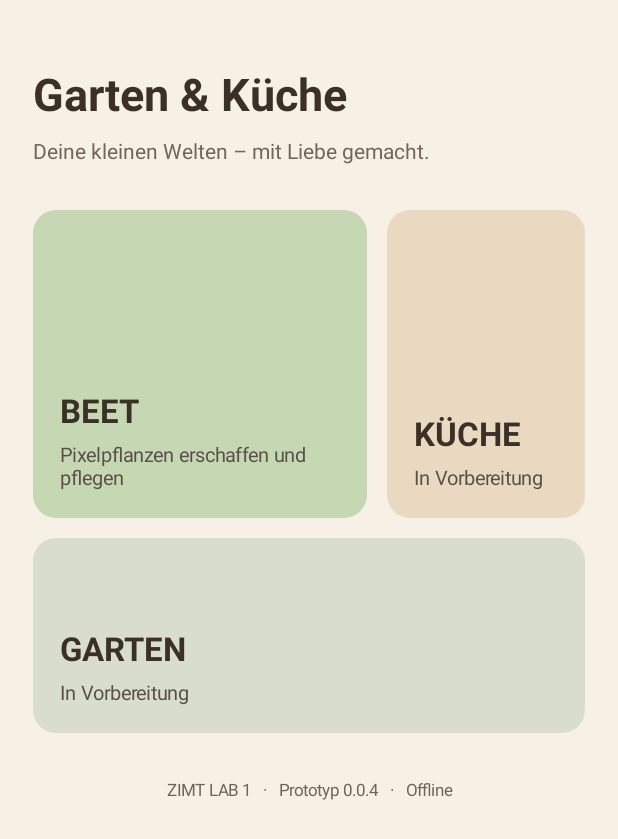
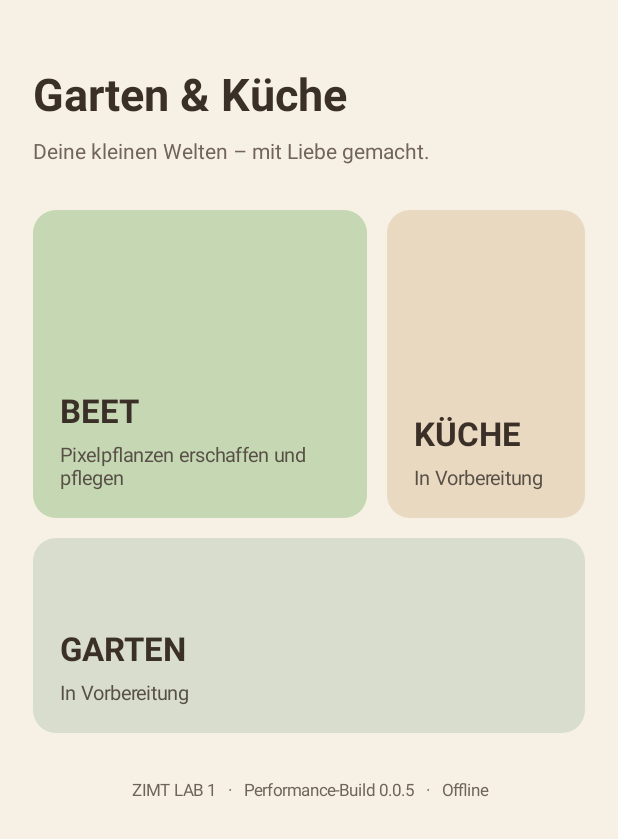
Before and after one commit to shayohekmat-wq/Zimt-Lab-1, an Android app: the screen it shows after launch (MainActivity), on a phone screen of 412 x 824 dp. Shown: the top 839 px of the screen. Run offline under Robolectric (Android 15) with nearby library versions, the phone set to English and light mode, and no system bars.

Commit message:
build: prepare separate v0.0.5 performance APK and package-ID check

```diff
--- a/app/src/main/java/de/naehe/gartenkueche/MainActivity.java
+++ b/app/src/main/java/de/naehe/gartenkueche/MainActivity.java
@@ -48,7 +48,7 @@ public class MainActivity extends Activity {
         page.addView(garden, new LinearLayout.LayoutParams(-1, Ui.dp(this, 130)));
         garden.setOnClickListener(v -> Toast.makeText(this, "Garten kommt später.", Toast.LENGTH_SHORT).show());
 
-        TextView small = Ui.text(this, "ZIMT LAB 1   ·   Prototyp 0.0.4   ·   Offline", 11, false);
+        TextView small = Ui.text(this, "ZIMT LAB 1   ·   Performance-Build 0.0.5   ·   Offline", 11, false);
         small.setTextColor(Color.rgb(110, 100, 90));
         small.setGravity(Gravity.CENTER);
         LinearLayout.LayoutParams footerLp = Ui.spacing(this, -1, -2, 0);
```
